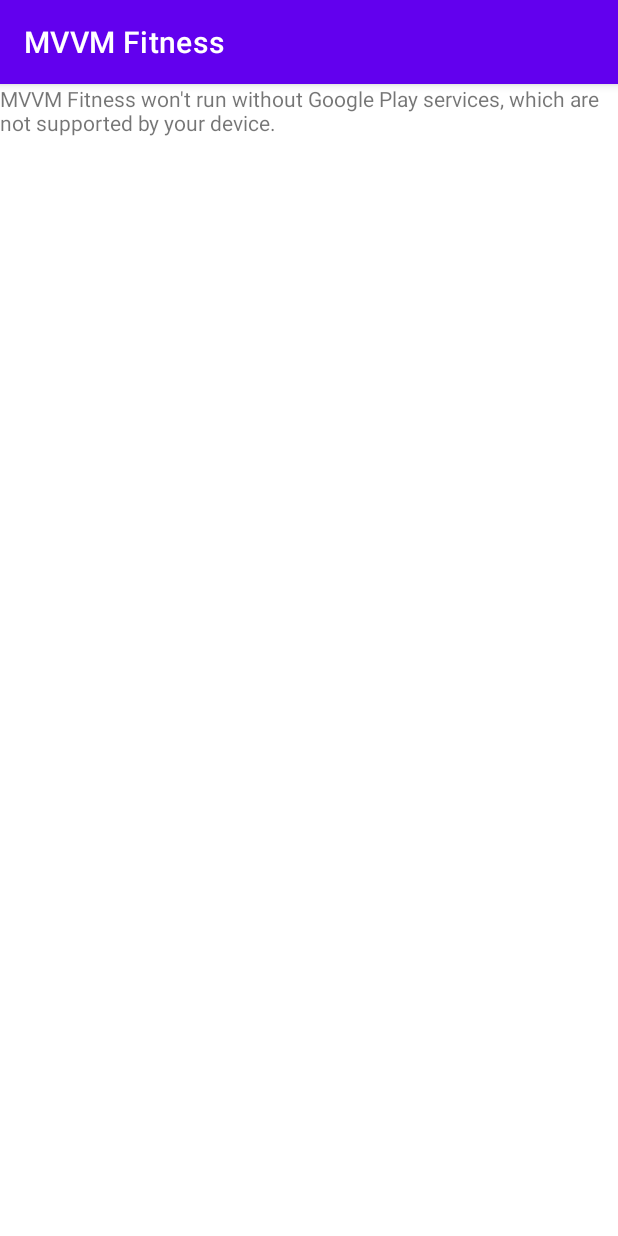
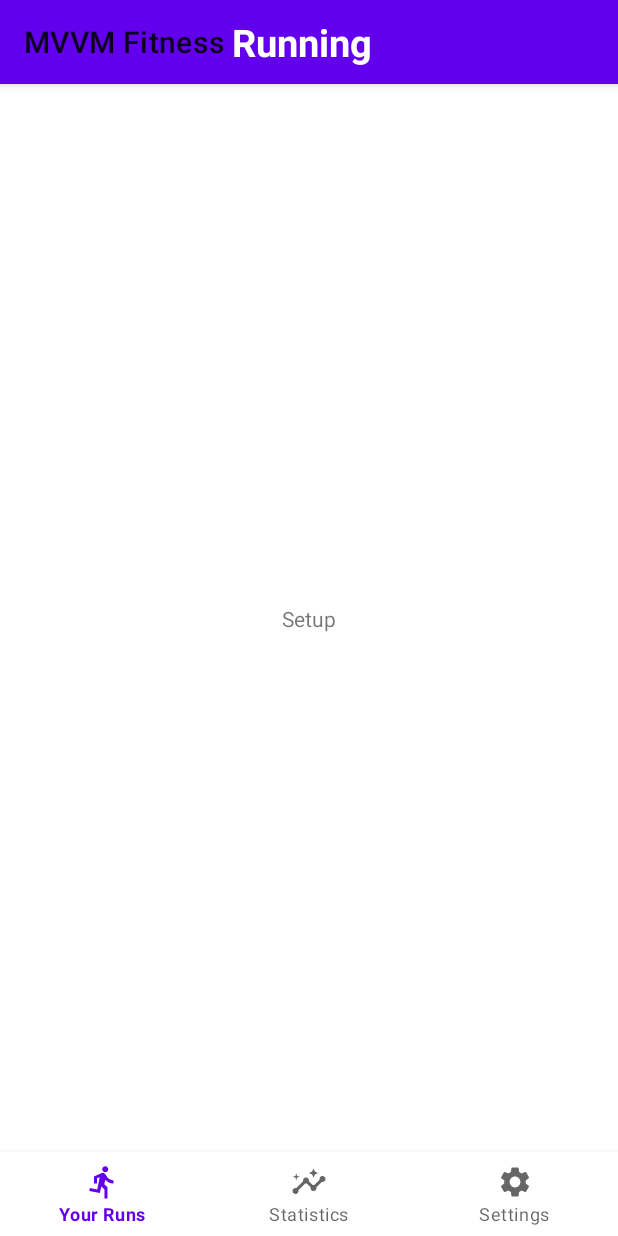
Before and after one commit to linoop/MVVM-Fitness, an Android app: the screen it shows after launch (MainActivity), on a phone screen of 412 x 824 dp. Run offline under Robolectric (Android 15) with nearby library versions, the phone set to English and light mode, and no system bars; our stand-ins replace Dagger/Hilt's generated code, Timber, navigation-ui; 2 statements that could not run were skipped.

Commit message:
setup navigation

```diff
--- a/app/src/main/java/com/technowaysoftware/mvvmfitness/ui/activities/MainActivity.kt
+++ b/app/src/main/java/com/technowaysoftware/mvvmfitness/ui/activities/MainActivity.kt
@@ -3,23 +3,33 @@ package com.technowaysoftware.mvvmfitness.ui.activities
 import androidx.appcompat.app.AppCompatActivity
 import android.os.Bundle
 import android.util.Log
+import android.view.View
+import androidx.navigation.fragment.findNavController
+import androidx.navigation.ui.setupWithNavController
 import com.technowaysoftware.mvvmfitness.R
 import com.technowaysoftware.mvvmfitness.database.RunningDao
 import dagger.hilt.android.AndroidEntryPoint
+import kotlinx.android.synthetic.main.activity_main.*
 import javax.inject.Inject
 
-@AndroidEntryPoint
 class MainActivity : AppCompatActivity() {
-    @Inject
-    lateinit var runningDao: RunningDao
     override fun onCreate(savedInstanceState: Bundle?) {
         super.onCreate(savedInstanceState)
         setContentView(R.layout.activity_main)
 
-        Log.d(TAG,"Run dao ${runningDao.hashCode()}")
+        setSupportActionBar(toolBar)
+
+        bottomNavigationView.setupWithNavController(navHostFragment.findNavController())
+
+        navHostFragment.findNavController()
+            .addOnDestinationChangedListener { _, destination, _ ->
+                when (destination.id) {
+                    R.id.settingsFragment, R.id.runFragment, R.id.statisticsFragment ->
+                        bottomNavigationView.visibility = View.VISIBLE
+                    else ->
+                        bottomNavigationView.visibility = View.GONE
+                }
+            }
     }
 
-    companion object {
-        private const val TAG = "MainActivity"
-    }
 }
--- a/app/src/main/java/com/technowaysoftware/mvvmfitness/ui/fragments/RunFragment.kt
+++ b/app/src/main/java/com/technowaysoftware/mvvmfitness/ui/fragments/RunFragment.kt
@@ -6,8 +6,8 @@ import com.technowaysoftware.mvvmfitness.R
 import com.technowaysoftware.mvvmfitness.ui.viewmodels.MainViewModel
 import dagger.hilt.android.AndroidEntryPoint
 
-@AndroidEntryPoint
+//@AndroidEntryPoint
 class RunFragment : Fragment(R.layout.run_fragment) {
 
-    private val viewModel: MainViewModel by viewModels()
+    //private val viewModel: MainViewModel by viewModels()
 }
--- a/app/src/main/java/com/technowaysoftware/mvvmfitness/ui/fragments/SettingsFragment.kt
+++ b/app/src/main/java/com/technowaysoftware/mvvmfitness/ui/fragments/SettingsFragment.kt
@@ -3,5 +3,5 @@ package com.technowaysoftware.mvvmfitness.ui.fragments
 import androidx.fragment.app.Fragment
 import com.technowaysoftware.mvvmfitness.R
 
-class SettingsFragment:Fragment(R.layout.settings_fragment) {
+class SettingsFragment : Fragment(R.layout.settings_fragment) {
 }
--- a/app/src/main/java/com/technowaysoftware/mvvmfitness/ui/fragments/StatisticsFragment.kt
+++ b/app/src/main/java/com/technowaysoftware/mvvmfitness/ui/fragments/StatisticsFragment.kt
@@ -6,8 +6,8 @@ import com.technowaysoftware.mvvmfitness.R
 import com.technowaysoftware.mvvmfitness.ui.viewmodels.StatisticsViewModel
 import dagger.hilt.android.AndroidEntryPoint
 
-@AndroidEntryPoint
+//@AndroidEntryPoint
 class StatisticsFragment : Fragment(R.layout.statistics_fragment) {
 
-    private val viewModel: StatisticsViewModel by viewModels()
+    //private val viewModel: StatisticsViewModel by viewModels()
 }
--- /dev/null
+++ b/app/src/main/res/drawable/ic_baseline_settings_24.xml
@@ -0,0 +1,10 @@
+<vector xmlns:android="http://schemas.android.com/apk/res/android"
+    android:width="24dp"
+    android:height="24dp"
+    android:viewportWidth="24"
+    android:viewportHeight="24"
+    android:tint="?attr/colorControlNormal">
+  <path
+      android:fillColor="@android:color/white"
+      android:pathData="M19.14,12.94c0.04,-0.3 0.06,-0.61 0.06,-0.94c0,-0.32 -0.02,-0.64 -0.07,-0.94l2.03,-1.58c0.18,-0.14 0.23,-0.41 0.12,-0.61l-1.92,-3.32c-0.12,-0.22 -0.37,-0.29 -0.59,-0.22l-2.39,0.96c-0.5,-0.38 -1.03,-0.7 -1.62,-0.94L14.4,2.81c-0.04,-0.24 -0.24,-0.41 -0.48,-0.41h-3.84c-0.24,0 -0.43,0.17 -0.47,0.41L9.25,5.35C8.66,5.59 8.12,5.92 7.63,6.29L5.24,5.33c-0.22,-0.08 -0.47,0 -0.59,0.22L2.74,8.87C2.62,9.08 2.66,9.34 2.86,9.48l2.03,1.58C4.84,11.36 4.8,11.69 4.8,12s0.02,0.64 0.07,0.94l-2.03,1.58c-0.18,0.14 -0.23,0.41 -0.12,0.61l1.92,3.32c0.12,0.22 0.37,0.29 0.59,0.22l2.39,-0.96c0.5,0.38 1.03,0.7 1.62,0.94l0.36,2.54c0.05,0.24 0.24,0.41 0.48,0.41h3.84c0.24,0 0.44,-0.17 0.47,-0.41l0.36,-2.54c0.59,-0.24 1.13,-0.56 1.62,-0.94l2.39,0.96c0.22,0.08 0.47,0 0.59,-0.22l1.92,-3.32c0.12,-0.22 0.07,-0.47 -0.12,-0.61L19.14,12.94zM12,15.6c-1.98,0 -3.6,-1.62 -3.6,-3.6s1.62,-3.6 3.6,-3.6s3.6,1.62 3.6,3.6S13.98,15.6 12,15.6z"/>
+</vector>
--- /dev/null
+++ b/app/src/main/res/drawable/ic_graph.xml
@@ -0,0 +1,16 @@
+<vector xmlns:android="http://schemas.android.com/apk/res/android"
+    android:width="24dp"
+    android:height="24dp"
+    android:viewportWidth="24"
+    android:viewportHeight="24"
+    android:tint="?attr/colorControlNormal">
+  <path
+      android:fillColor="@android:color/white"
+      android:pathData="M21,8c-1.45,0 -2.26,1.44 -1.93,2.51l-3.55,3.56c-0.3,-0.09 -0.74,-0.09 -1.04,0l-2.55,-2.55C12.27,10.45 11.46,9 10,9c-1.45,0 -2.27,1.44 -1.93,2.52l-4.56,4.55C2.44,15.74 1,16.55 1,18c0,1.1 0.9,2 2,2c1.45,0 2.26,-1.44 1.93,-2.51l4.55,-4.56c0.3,0.09 0.74,0.09 1.04,0l2.55,2.55C12.73,16.55 13.54,18 15,18c1.45,0 2.27,-1.44 1.93,-2.52l3.56,-3.55C21.56,12.26 23,11.45 23,10C23,8.9 22.1,8 21,8z"/>
+  <path
+      android:fillColor="@android:color/white"
+      android:pathData="M15,9l0.94,-2.07l2.06,-0.93l-2.06,-0.93l-0.94,-2.07l-0.92,2.07l-2.08,0.93l2.08,0.93z"/>
+  <path
+      android:fillColor="@android:color/white"
+      android:pathData="M3.5,11l0.5,-2l2,-0.5l-2,-0.5l-0.5,-2l-0.5,2l-2,0.5l2,0.5z"/>
+</vector>
--- /dev/null
+++ b/app/src/main/res/drawable/ic_run.xml
@@ -0,0 +1,10 @@
+<vector xmlns:android="http://schemas.android.com/apk/res/android"
+    android:width="24dp"
+    android:height="24dp"
+    android:viewportWidth="24"
+    android:viewportHeight="24"
+    android:tint="?attr/colorControlNormal">
+  <path
+      android:fillColor="@android:color/white"
+      android:pathData="M13.49,5.48c1.1,0 2,-0.9 2,-2s-0.9,-2 -2,-2 -2,0.9 -2,2 0.9,2 2,2zM9.89,19.38l1,-4.4 2.1,2v6h2v-7.5l-2.1,-2 0.6,-3c1.3,1.5 3.3,2.5 5.5,2.5v-2c-1.9,0 -3.5,-1 -4.3,-2.4l-1,-1.6c-0.4,-0.6 -1,-1 -1.7,-1 -0.3,0 -0.5,0.1 -0.8,0.1l-5.2,2.2v4.7h2v-3.4l1.8,-0.7 -1.6,8.1 -4.9,-1 -0.4,2 7,1.4z"/>
+</vector>
--- a/app/src/main/res/layout/activity_main.xml
+++ b/app/src/main/res/layout/activity_main.xml
@@ -6,11 +6,48 @@
     android:layout_height="match_parent"
     tools:context=".ui.activities.MainActivity">
 
-    <fragment xmlns:android="http://schemas.android.com/apk/res/android"
-        xmlns:tools="http://schemas.android.com/tools"
+    <com.google.android.material.appbar.AppBarLayout
+        android:id="@+id/appBarLayout"
         android:layout_width="match_parent"
-        android:layout_height="match_parent"
-        android:id="@+id/map"
-        android:name="com.google.android.gms.maps.SupportMapFragment" />
+        android:layout_height="?actionBarSize"
+        app:layout_constraintTop_toTopOf="parent">
+
+        <com.google.android.material.appbar.MaterialToolbar
+            android:id="@+id/toolBar"
+            android:layout_width="match_parent"
+            android:layout_height="match_parent">
+
+            <TextView
+                android:layout_width="wrap_content"
+                android:layout_height="wrap_content"
+                android:text="Running"
+                android:textColor="@color/white"
+                android:textSize="25sp"
+                android:textStyle="bold" />
+        </com.google.android.material.appbar.MaterialToolbar>
+    </com.google.android.material.appbar.AppBarLayout>
+
+    <FrameLayout
+        android:layout_width="match_parent"
+        android:layout_height="0dp"
+        app:layout_constraintBottom_toTopOf="@+id/bottomNavigationView"
+        app:layout_constraintTop_toBottomOf="@+id/appBarLayout">
+
+        <fragment
+            android:id="@+id/navHostFragment"
+            android:name="androidx.navigation.fragment.NavHostFragment"
+            android:layout_width="match_parent"
+            android:layout_height="match_parent"
+            app:defaultNavHost="true"
+            app:navGraph="@navigation/nav_graph" />
+
+    </FrameLayout>
+
+    <com.google.android.material.bottomnavigation.BottomNavigationView
+        android:id="@+id/bottomNavigationView"
+        android:layout_width="match_parent"
+        android:layout_height="wrap_content"
+        app:layout_constraintBottom_toBottomOf="parent"
+        app:menu="@menu/bottom_nav_menu" />
 
 </androidx.constraintlayout.widget.ConstraintLayout>
--- a/app/src/main/res/layout/setup_fragment.xml
+++ b/app/src/main/res/layout/setup_fragment.xml
@@ -1,6 +1,14 @@
 <?xml version="1.0" encoding="utf-8"?>
-<androidx.constraintlayout.widget.ConstraintLayout
-    xmlns:android="http://schemas.android.com/apk/res/android" android:layout_width="match_parent"
-    android:layout_height="match_parent">
+<androidx.constraintlayout.widget.ConstraintLayout xmlns:android="http://schemas.android.com/apk/res/android"
+    android:layout_width="match_parent"
+    android:layout_height="match_parent"
+    xmlns:app="http://schemas.android.com/apk/res-auto">
 
+    <TextView
+        app:layout_constraintBottom_toBottomOf="parent"
+        app:layout_constraintTop_toTopOf="parent"
+        android:layout_width="match_parent"
+        android:layout_height="wrap_content"
+        android:gravity="center"
+        android:text="Setup" />
 </androidx.constraintlayout.widget.ConstraintLayout>
--- /dev/null
+++ b/app/src/main/res/menu/bottom_nav_menu.xml
@@ -0,0 +1,17 @@
+<?xml version="1.0" encoding="utf-8"?>
+<menu xmlns:android="http://schemas.android.com/apk/res/android">
+
+    <item
+        android:id="@+id/runFragment"
+        android:icon="@drawable/ic_run"
+        android:title="Your Runs" />
+    <item
+        android:id="@+id/statisticsFragment"
+        android:icon="@drawable/ic_graph"
+        android:title="Statistics" />
+    <item
+        android:id="@+id/settingsFragment"
+        android:icon="@drawable/ic_baseline_settings_24"
+        android:title="Settings" />
+
+</menu>
--- /dev/null
+++ b/app/src/main/res/navigation/nav_graph.xml
@@ -0,0 +1,38 @@
+<?xml version="1.0" encoding="utf-8"?>
+<navigation xmlns:android="http://schemas.android.com/apk/res/android"
+    xmlns:app="http://schemas.android.com/apk/res-auto" android:id="@+id/nav_graph"
+    app:startDestination="@id/setupFragment">
+
+    <fragment
+        android:id="@+id/trackingFragment"
+        android:name="com.technowaysoftware.mvvmfitness.ui.fragments.TrackingFragment"
+        android:label="TrackingFragment" >
+        <action
+            android:id="@+id/action_trackingFragment_to_runFragment"
+            app:destination="@id/runFragment" />
+    </fragment>
+    <fragment
+        android:id="@+id/runFragment"
+        android:name="com.technowaysoftware.mvvmfitness.ui.fragments.RunFragment"
+        android:label="RunFragment" >
+        <action
+            android:id="@+id/action_runFragment_to_trackingFragment"
+            app:destination="@id/trackingFragment" />
+    </fragment>
+    <fragment
+        android:id="@+id/setupFragment"
+        android:name="com.technowaysoftware.mvvmfitness.ui.fragments.SetupFragment"
+        android:label="SetupFragment" >
+        <action
+            android:id="@+id/action_setupFragment_to_runFragment"
+            app:destination="@id/runFragment" />
+    </fragment>
+    <fragment
+        android:id="@+id/settingsFragment"
+        android:name="com.technowaysoftware.mvvmfitness.ui.fragments.SettingsFragment"
+        android:label="SettingsFragment" />
+    <fragment
+        android:id="@+id/statisticsFragment"
+        android:name="com.technowaysoftware.mvvmfitness.ui.fragments.StatisticsFragment"
+        android:label="StatisticsFragment" />
+</navigation>
--- a/app/src/main/res/values-night/themes.xml
+++ b/app/src/main/res/values-night/themes.xml
@@ -1,6 +1,6 @@
 <resources xmlns:tools="http://schemas.android.com/tools">
     <!-- Base application theme. -->
-    <style name="Theme.MVVMFitness" parent="Theme.MaterialComponents.DayNight.DarkActionBar">
+    <style name="Theme.MVVMFitness" parent="Theme.MaterialComponents.DayNight.NoActionBar">
         <!-- Primary brand color. -->
         <item name="colorPrimary">@color/purple_200</item>
         <item name="colorPrimaryVariant">@color/purple_700</item>
--- a/app/src/main/res/values/themes.xml
+++ b/app/src/main/res/values/themes.xml
@@ -1,6 +1,6 @@
 <resources xmlns:tools="http://schemas.android.com/tools">
     <!-- Base application theme. -->
-    <style name="Theme.MVVMFitness" parent="Theme.MaterialComponents.DayNight.DarkActionBar">
+    <style name="Theme.MVVMFitness" parent="Theme.MaterialComponents.DayNight.NoActionBar">
         <!-- Primary brand color. -->
         <item name="colorPrimary">@color/purple_500</item>
         <item name="colorPrimaryVariant">@color/purple_700</item>
```
Also changed, not shown: app/src/main/res/layout/run_fragment.xml (+10 -2 lines), app/src/main/res/layout/settings_fragment.xml (+14 -2 lines), app/src/main/res/layout/statistics_fragment.xml (+12 -3 lines), app/src/main/res/layout/tracking_fragment.xml (+11 -2 lines).
